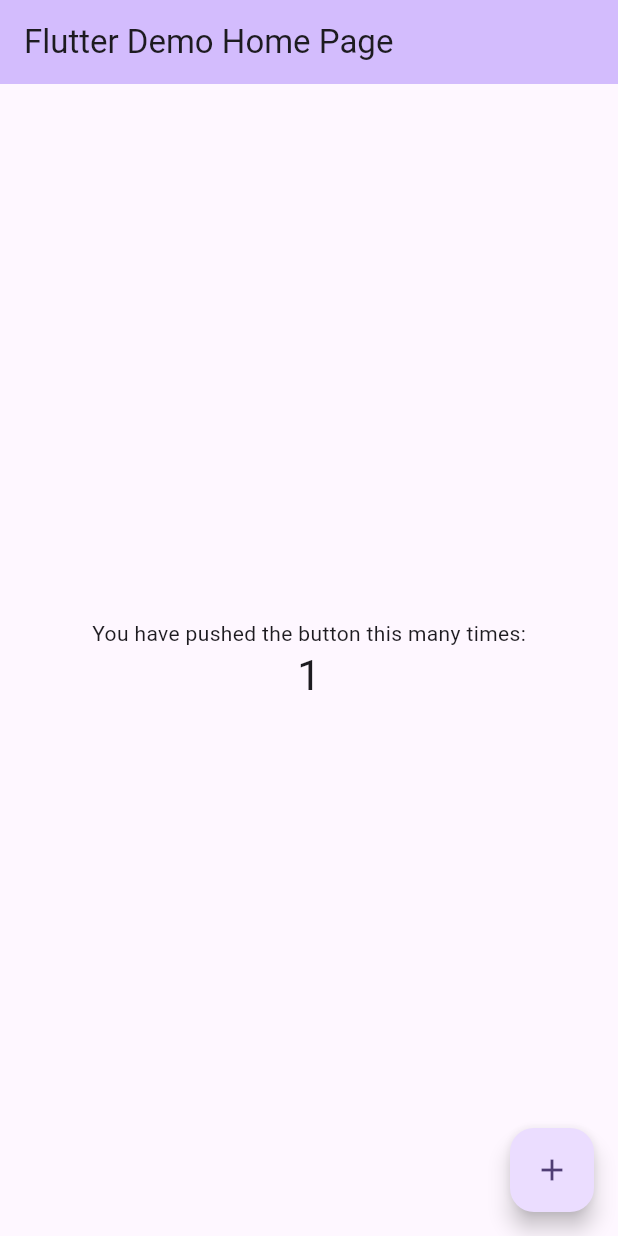
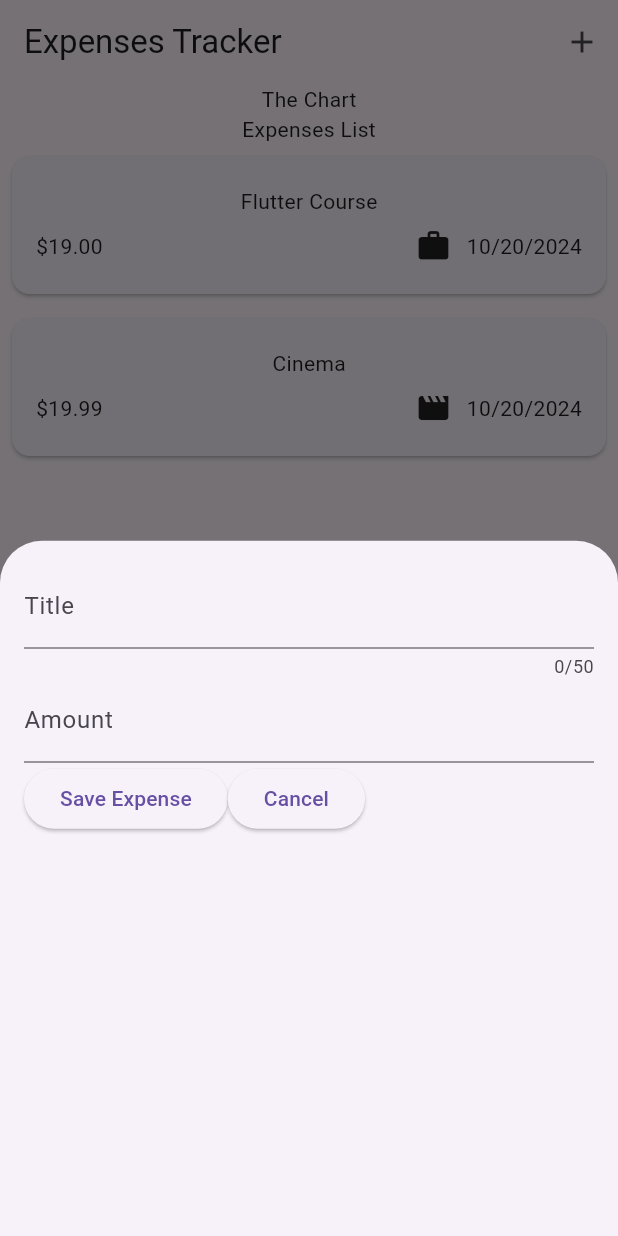
Before and after one commit to tanvu1810/Dart_Project, a Flutter app: the screen it shows after launch, after a tap on the "add" icon, on a phone screen of 412 x 824 dp. Run offline on Flutter 3.47's test engine with Material 3 defaults, Android fonts, the phone set to English and light mode, and no system bars; our stand-ins replace google_fonts.

Commit message:
render expenses list and handling user input

```diff
--- a/expensive_tracker_app/lib/main.dart
+++ b/expensive_tracker_app/lib/main.dart
@@ -1,125 +1,8 @@
-import 'package:flutter/material.dart';
+import 'package:expensive_tracker_app/widgets/expenses.dart';
+import 'package:flutter/material.dart'; // Cung cấp các thành phần giao diện người dùng
 
-void main() {
-  runApp(const MyApp());
+void main(List<String> args) {
+  runApp(const MaterialApp(
+    home: Expenses(),
+  ));
 }
-
-class MyApp extends StatelessWidget {
-  const MyApp({super.key});
-
-  // This widget is the root of your application.
-  @override
-  Widget build(BuildContext context) {
-    return MaterialApp(
-      title: 'Flutter Demo',
-      theme: ThemeData(
-        // This is the theme of your application.
-        //
-        // TRY THIS: Try running your application with "flutter run". You'll see
-        // the application has a purple toolbar. Then, without quitting the app,
-        // try changing the seedColor in the colorScheme below to Colors.green
-        // and then invoke "hot reload" (save your changes or press the "hot
-        // reload" button in a Flutter-supported IDE, or press "r" if you used
-        // the command line to start the app).
-        //
-        // Notice that the counter didn't reset back to zero; the application
-        // state is not lost during the reload. To reset the state, use hot
-        // restart instead.
-        //
-        // This works for code too, not just values: Most code changes can be
-        // tested with just a hot reload.
-        colorScheme: ColorScheme.fromSeed(seedColor: Colors.deepPurple),
-        useMaterial3: true,
-      ),
-      home: const MyHomePage(title: 'Flutter Demo Home Page'),
-    );
-  }
-}
-
-class MyHomePage extends StatefulWidget {
-  const MyHomePage({super.key, required this.title});
-
-  // This widget is the home page of your application. It is stateful, meaning
-  // that it has a State object (defined below) that contains fields that affect
-  // how it looks.
-
-  // This class is the configuration for the state. It holds the values (in this
-  // case the title) provided by the parent (in this case the App widget) and
-  // used by the build method of the State. Fields in a Widget subclass are
-  // always marked "final".
-
-  final String title;
-
-  @override
-  State<MyHomePage> createState() => _MyHomePageState();
-}
-
-class _MyHomePageState extends State<MyHomePage> {
-  int _counter = 0;
-
-  void _incrementCounter() {
-    setState(() {
-      // This call to setState tells the Flutter framework that something has
-      // changed in this State, which causes it to rerun the build method below
-      // so that the display can reflect the updated values. If we changed
-      // _counter without calling setState(), then the build method would not be
-      // called again, and so nothing would appear to happen.
-      _counter++;
-    });
-  }
-
-  @override
-  Widget build(BuildContext context) {
-    // This method is rerun every time setState is called, for instance as done
-    // by the _incrementCounter method above.
-    //
-    // The Flutter framework has been optimized to make rerunning build methods
-    // fast, so that you can just rebuild anything that needs updating rather
-    // than having to individually change instances of widgets.
-    return Scaffold(
-      appBar: AppBar(
-        // TRY THIS: Try changing the color here to a specific color (to
-        // Colors.amber, perhaps?) and trigger a hot reload to see the AppBar
-        // change color while the other colors stay the same.
-        backgroundColor: Theme.of(context).colorScheme.inversePrimary,
-        // Here we take the value from the MyHomePage object that was created by
-        // the App.build method, and use it to set our appbar title.
-        title: Text(widget.title),
-      ),
-      body: Center(
-        // Center is a layout widget. It takes a single child and positions it
-        // in the middle of the parent.
-        child: Column(
-          // Column is also a layout widget. It takes a list of children and
-          // arranges them vertically. By default, it sizes itself to fit its
-          // children horizontally, and tries to be as tall as its parent.
-          //
-          // Column has various properties to control how it sizes itself and
-          // how it positions its children. Here we use mainAxisAlignment to
-          // center the children vertically; the main axis here is the vertical
-          // axis because Columns are vertical (the cross axis would be
-          // horizontal).
-          //
-          // TRY THIS: Invoke "debug painting" (choose the "Toggle Debug Paint"
-          // action in the IDE, or press "p" in the console), to see the
-          // wireframe for each widget.
-          mainAxisAlignment: MainAxisAlignment.center,
-          children: <Widget>[
-            const Text(
-              'You have pushed the button this many times:',
-            ),
-            Text(
-              '$_counter',
-              style: Theme.of(context).textTheme.headlineMedium,
-            ),
-          ],
-        ),
-      ),
-      floatingActionButton: FloatingActionButton(
-        onPressed: _incrementCounter,
-        tooltip: 'Increment',
-        child: const Icon(Icons.add),
-      ), // This trailing comma makes auto-formatting nicer for build methods.
-    );
-  }
-}
--- /dev/null
+++ b/expensive_tracker_app/lib/models/expense.dart
@@ -0,0 +1,39 @@
+import 'package:flutter/material.dart'; // Cung cấp các widget và công cụ giao diện người dùng
+import 'package:uuid/uuid.dart'; // Tạo id duy nhất cho mỗi chi phí
+import 'package:intl/intl.dart'; // Định dạng ngày tháng
+
+const uuid = Uuid(); // Khởi tạo đối tượng Uuid() từ thư viện uuid
+
+// Tạo ra một danh sách hằng số cố định
+enum CateGory { travel, work, leisure, food }
+
+// Tạo map categoryIcons (key: CateGory, value: icons)
+const categoryIcons = {
+  CateGory.food: Icons.food_bank_outlined,
+  CateGory.leisure: Icons.movie,
+  CateGory.travel: Icons.flight,
+  CateGory.work: Icons.work,
+};
+
+// Tạo ra đối tượng DateFormat để định dạng ngày tháng
+final formatter = DateFormat.yMd();
+
+class Expense {
+  Expense(
+      {
+      // Các Tham số đặt tên
+      required this.title,
+      required this.amount,
+      required this.date,
+      required this.category})
+      : id = uuid.v4(); // Tạo ra một ID duy nhất cho mỗi đối tượng
+  final String id;
+  final String title;
+  final double amount;
+  final DateTime date;
+  final CateGory category;
+
+  String get formattedDate {
+    return formatter.format(date);
+  }
+}
--- /dev/null
+++ b/expensive_tracker_app/lib/widgets/expenses.dart
@@ -0,0 +1,66 @@
+import 'package:expensive_tracker_app/widgets/expenses_list/expenses_list.dart';
+import 'package:expensive_tracker_app/widgets/new_expense.dart';
+import 'package:flutter/material.dart';
+import 'package:expensive_tracker_app/models/expense.dart';
+
+// Sử dụng statefulWidget khi muốn thay đổi trạng thái bên trong
+// Trong trường này nó quản lí và thay đổi danh sách chi phí
+class Expenses extends StatefulWidget {
+  const Expenses({super.key});
+  @override
+  State<StatefulWidget> createState() {
+    return _ExpensesState();
+  }
+}
+
+class _ExpensesState extends State<Expenses> {
+  // Tạo danh sách các đối tượng expense
+  final List<Expense> _registeredExpenses = [
+    Expense(
+      title: 'Flutter Course',
+      amount: 19,
+      date: DateTime.now(),
+      category: CateGory.work,
+    ),
+    Expense(
+      title: 'Cinema',
+      amount: 19.99,
+      date: DateTime.now(),
+      category: CateGory.leisure,
+    ),
+  ];
+
+  void _openAddExpenseOverlay() {
+    showModalBottomSheet(
+      context: context,
+      builder: (context) => const NewExpense(),
+    );
+  }
+
+  @override
+  Widget build(BuildContext context) {
+    return Scaffold(
+      body: Column(
+        children: [
+          AppBar(
+            title: const Text('Expenses Tracker'),
+            actions: [
+              IconButton(
+                onPressed: _openAddExpenseOverlay,
+                icon: const Icon(Icons.add),
+              ),
+            ],
+          ),
+          // Chức năng biểu đồ
+          const Text('The Chart'),
+          // Chức năng danh sách chi phí
+
+          const Text('Expenses List'),
+          Expanded(
+            child: ExpensesList(expenses: _registeredExpenses),
+          ),
+        ],
+      ),
+    );
+  }
+}
--- /dev/null
+++ b/expensive_tracker_app/lib/widgets/expenses_list/expenses_item.dart
@@ -0,0 +1,36 @@
+import 'package:expensive_tracker_app/models/expense.dart';
+import 'package:flutter/material.dart';
+
+class ExpensesItem extends StatelessWidget {
+  const ExpensesItem(this.expense, {super.key});
+  final Expense expense;
+  @override
+  Widget build(BuildContext context) {
+    return Card(
+      child: Padding(
+        padding: const EdgeInsets.symmetric(vertical: 20, horizontal: 16),
+        child: Column(
+          children: [
+            Text(expense.title),
+            const SizedBox(
+              height: 8,
+            ),
+            Row(
+              children: [
+                Text('\$${expense.amount.toStringAsFixed(2)}'),
+                const Spacer(),
+                Row(
+                  children: [
+                    Icon(categoryIcons[expense.category]),
+                    const SizedBox(width: 10),
+                    Text(expense.formattedDate),
+                  ],
+                )
+              ],
+            )
+          ],
+        ),
+      ),
+    );
+  }
+}
--- /dev/null
+++ b/expensive_tracker_app/lib/widgets/expenses_list/expenses_list.dart
@@ -0,0 +1,22 @@
+//Chỉ dùng để hiển thi danh sách các chi phí
+//Chứ không thay đổi dữ liệu vì thế ta dùng statelesswidget
+import 'package:expensive_tracker_app/widgets/expenses_list/expenses_item.dart';
+import 'package:flutter/material.dart';
+import 'package:expensive_tracker_app/models/expense.dart';
+
+class ExpensesList extends StatelessWidget {
+  const ExpensesList({super.key, required this.expenses});
+  final List<Expense> expenses;
+  @override
+  Widget build(BuildContext context) {
+    return ListView.builder(
+      itemCount: expenses.length,
+      itemBuilder: (context, index) => Container(
+        margin: const EdgeInsets.all(4),
+        child: ExpensesItem(
+          expenses[index],
+        ),
+      ),
+    );
+  }
+}
--- /dev/null
+++ b/expensive_tracker_app/lib/widgets/new_expense.dart
@@ -0,0 +1,72 @@
+import 'package:flutter/material.dart';
+
+class NewExpense extends StatefulWidget {
+  const NewExpense({super.key});
+  @override
+  State<StatefulWidget> createState() {
+    return _NewExpenseState();
+  }
+}
+
+class _NewExpenseState extends State<NewExpense> {
+  // Cach 1
+  // var enteredTitle = '';
+  // void _saveTitleInput(String inputValue) {
+  //   enteredTitle = inputValue;
+  // }
+  // Cach 2
+  final _titleController = TextEditingController();
+  final _amountController = TextEditingController();
+  @override
+  void dispose() {
+    _titleController.dispose();
+    _amountController.dispose();
+    super.dispose();
+  }
+
+  @override
+  Widget build(BuildContext context) {
+    return Padding(
+      padding: const EdgeInsets.all(16),
+      child: Column(
+        children: [
+          TextField(
+            // Cach 1
+            // onChanged: _saveTitleInput,
+            // Cach 2
+            controller: _titleController,
+            maxLength: 50,
+            decoration: const InputDecoration(
+              label: Text('Title'),
+            ),
+          ),
+          TextField(
+            controller: _amountController,
+            keyboardType: TextInputType.number,
+            decoration: const InputDecoration(
+              label: Text('Amount'),
+              prefixText: '\$',
+            ),
+          ),
+          Row(
+            children: [
+              ElevatedButton(
+                onPressed: () {
+                  // Cach 1
+                  // print(enteredTitle);
+                  print(_titleController.text);
+                  print(_amountController.text);
+                },
+                child: const Text('Save Expense'),
+              ),
+              ElevatedButton(
+                onPressed: () {},
+                child: const Text('Cancel'),
+              ),
+            ],
+          ),
+        ],
+      ),
+    );
+  }
+}
--- a/expensive_tracker_app/pubspec.yaml
+++ b/expensive_tracker_app/pubspec.yaml
@@ -35,6 +35,8 @@
   # The following adds the Cupertino Icons font to your application.
   # Use with the CupertinoIcons class for iOS style icons.
   cupertino_icons: ^1.0.6
+  uuid: ^4.5.1
+  intl: ^0.19.0
 
 dev_dependencies:
   flutter_test:
```
Also changed, not shown: expensive_tracker_app/pubspec.lock.
